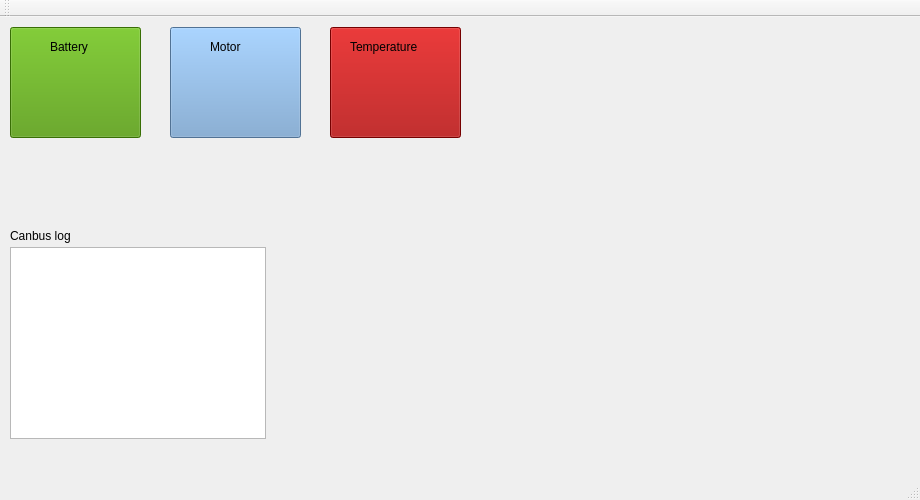
Old version of the form apps/hpowerscreenV1/mainwindow.ui in the repository GiovanniRaseraF/santoka_qt.
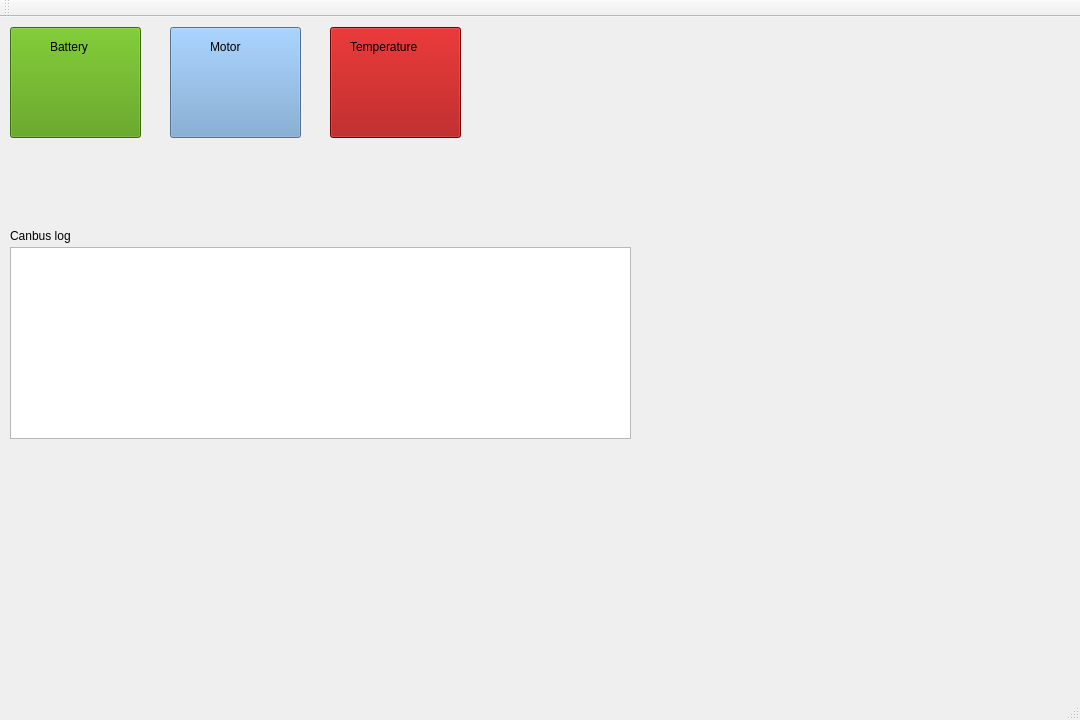
New version of the form.

```diff
--- a/apps/hpowerscreenV1/mainwindow.ui
+++ b/apps/hpowerscreenV1/mainwindow.ui
@@ -6,8 +6,8 @@
    <rect>
     <x>0</x>
     <y>0</y>
-    <width>920</width>
-    <height>500</height>
+    <width>1080</width>
+    <height>720</height>
    </rect>
   </property>
   <property name="windowTitle">
@@ -122,7 +122,7 @@
      <rect>
       <x>10</x>
       <y>230</y>
-      <width>256</width>
+      <width>621</width>
       <height>192</height>
      </rect>
     </property>
```
Left out of the diff: 2 changed lines with no effect on the pictures.
